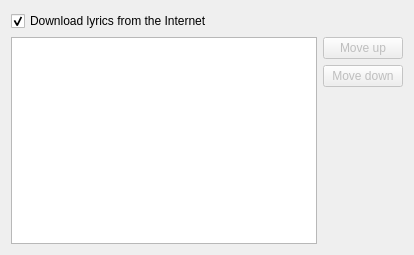
The window that src/songinfo/lyricsettings.ui (clementine-player/Clementine) describes before a commit, drawn with Qt 5.
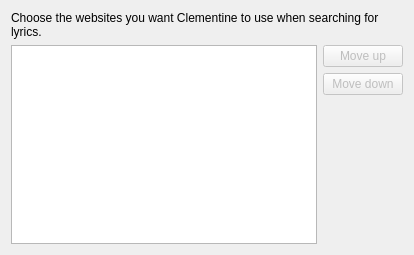
The same window after the commit.

Commit message: Make the lyric providers configurable again

The edit to the form file:
```diff
--- a/src/songinfo/lyricsettings.ui
+++ b/src/songinfo/lyricsettings.ui
@@ -15,21 +15,17 @@
   </property>
   <layout class="QVBoxLayout" name="verticalLayout_2">
    <item>
-    <widget class="QCheckBox" name="download">
+    <widget class="QLabel" name="label">
      <property name="text">
-      <string>Download lyrics from the Internet</string>
+      <string>Choose the websites you want Clementine to use when searching for lyrics.</string>
      </property>
-     <property name="checked">
+     <property name="wordWrap">
       <bool>true</bool>
      </property>
     </widget>
    </item>
    <item>
-    <widget class="QWidget" name="internet_container" native="true">
      <layout class="QHBoxLayout" name="horizontalLayout">
-      <property name="margin">
-       <number>0</number>
-      </property>
       <item>
        <widget class="QListWidget" name="providers"/>
       </item>
@@ -71,7 +67,6 @@
        </layout>
       </item>
      </layout>
-    </widget>
    </item>
   </layout>
  </widget>
```
Left out of the diff: 19 changed lines with no effect on the pictures. Lines whose indentation alone changed are shown as unchanged. The commit also changes 48 other files.
